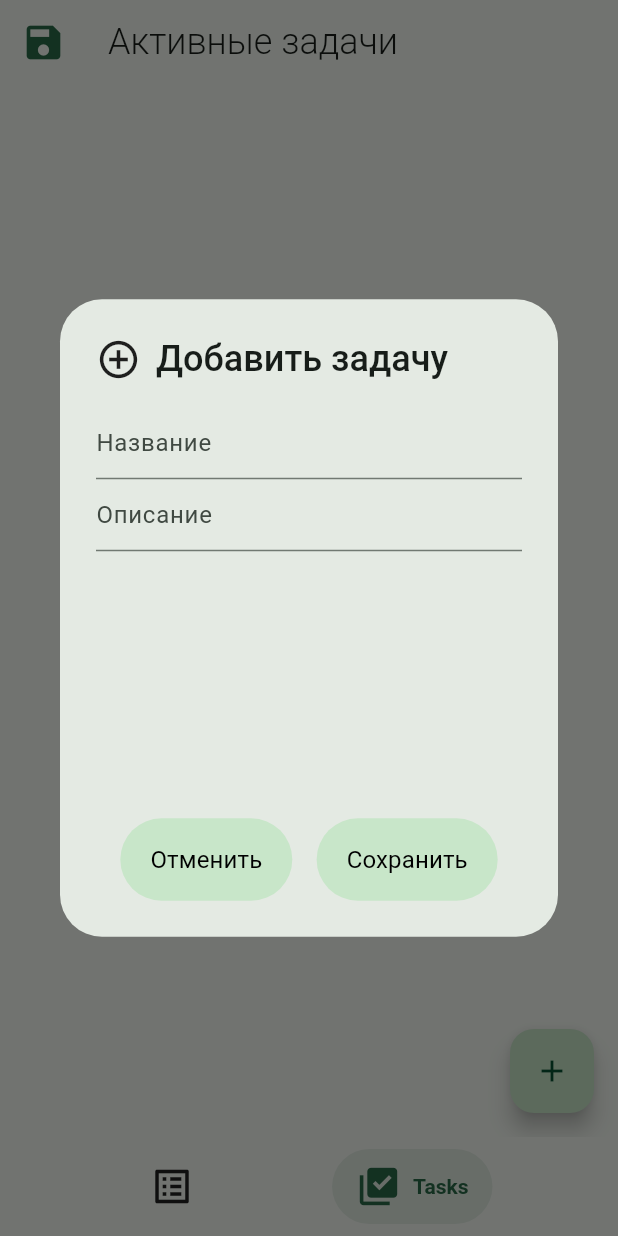
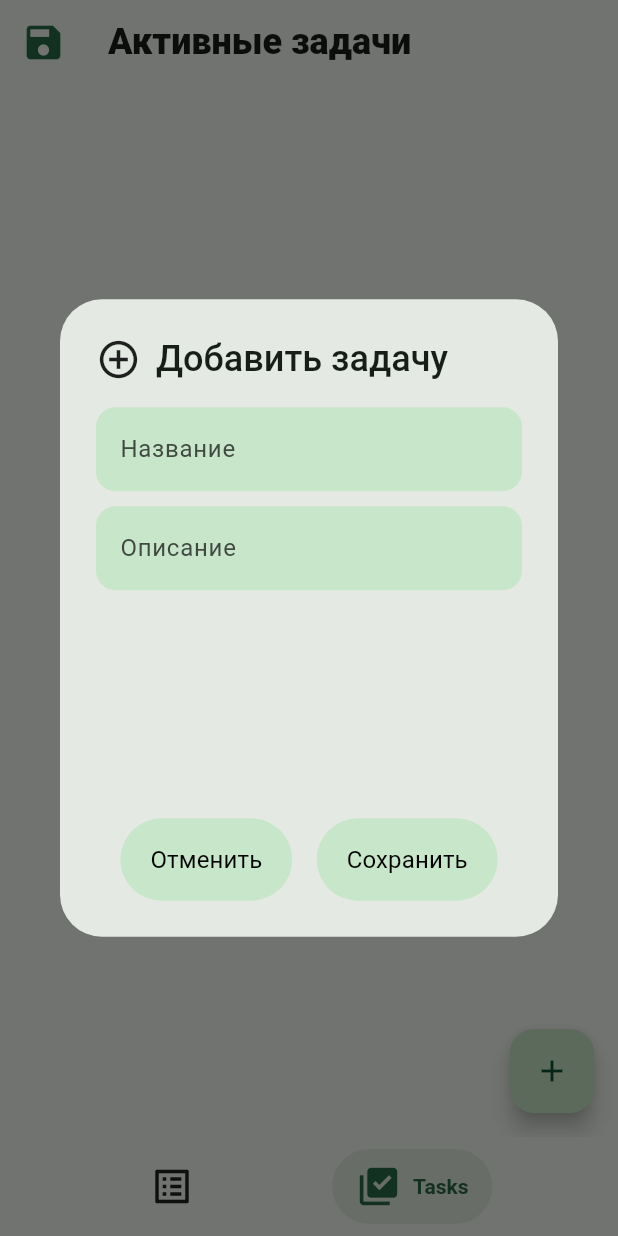
Before and after one commit to magnusvwWHO/Accounting-Assistant, a Flutter app: the screen it shows after launch, item 2 of the bottom bar chosen, after a tap on the "add" icon, on a phone screen of 412 x 824 dp. Run offline on Flutter 3.47's test engine with Material 2 defaults, Android fonts, the phone set to English and light mode, and no system bars; drawn by our look-alikes of salomon_bottom_bar; our stand-ins replace firebase_core, firebase_storage, go_router; accounts and stored records are empty; network calls fail; statements that could not run were skipped.

Commit message:
Изменение страниц list и task

```diff
--- a/lib/pages/list_page/list_page.dart
+++ b/lib/pages/list_page/list_page.dart
@@ -13,8 +13,23 @@ class ListPage extends StatelessWidget {
 
     return Scaffold(
       appBar: AppBar(
-        title: const Text("Выполненные задачи"),
-        backgroundColor: Colors.blue[300],
+        title: const Text(
+          'Выполненные задачи',
+          style: TextStyle(
+            fontWeight: FontWeight.w800,
+            fontSize: 24.0,
+          ),
+        ),
+        leading: Padding(
+          padding: const EdgeInsets.only(left: 2.0),
+          child: TextButton(
+            onPressed: () {},
+            child: const Icon(
+              Icons.update_rounded,
+              size: 30.0,
+            ),
+          ),
+        ),
       ),
       body: ListView.builder(
         padding: const EdgeInsets.all(4.0),
--- a/lib/pages/task_page/task_page.dart
+++ b/lib/pages/task_page/task_page.dart
@@ -16,7 +16,7 @@ class TaskPage extends StatelessWidget {
         title: const Text(
           'Активные задачи',
           style: TextStyle(
-            fontWeight: FontWeight.w300,
+            fontWeight: FontWeight.w800,
             fontSize: 24.0,
           ),
         ),
@@ -231,6 +231,8 @@ class TaskPage extends StatelessWidget {
   }
 
   Future<dynamic> showInputAlert(BuildContext context) {
+    final provider = context.read<TaskPageProvider>();
+
     return showDialog(
       context: context,
       barrierDismissible: false,
@@ -252,18 +254,39 @@ class TaskPage extends StatelessWidget {
           width: 500,
           height: 250,
           child: Form(
-            key: context.read<TaskPageProvider>().taskSaveFormKey,
+            key: provider.taskSaveFormKey,
             child: Column(
               children: [
                 TextFormField(
-                  decoration: const InputDecoration(hintText: 'Название'),
-                  onSaved: context.read<TaskPageProvider>().saveName,
+                  decoration: InputDecoration(
+                    hintText: 'Название',
+                    border: OutlineInputBorder(
+                      borderSide:
+                          const BorderSide(width: 0.0, style: BorderStyle.none),
+                      borderRadius: BorderRadius.circular(13),
+                    ),
+                    fillColor: Theme.of(context).cardColor,
+                    filled: true,
+                  ),
+                  onSaved: provider.saveName,
+                  validator: (value) => provider.validateName(value),
+                  // TODO: Implement validator
                 ),
+                const SizedBox(height: 10.0),
                 TextFormField(
                   minLines: 1,
                   maxLines: 6,
-                  decoration: const InputDecoration(hintText: 'Описание'),
-                  onSaved: context.read<TaskPageProvider>().saveDescription,
+                  decoration: InputDecoration(
+                    hintText: 'Описание',
+                    border: OutlineInputBorder(
+                      borderSide:
+                          const BorderSide(width: 0.0, style: BorderStyle.none),
+                      borderRadius: BorderRadius.circular(13),
+                    ),
+                    fillColor: Theme.of(context).cardColor,
+                    filled: true,
+                  ),
+                  onSaved: provider.saveDescription,
                 ),
               ],
             ),
@@ -295,8 +318,9 @@ class TaskPage extends StatelessWidget {
                   backgroundColor: Theme.of(context).cardColor,
                 ),
                 onPressed: () {
-                  context.read<TaskPageProvider>().addNewTask();
-                  GoRouter.of(context).pop();
+                  if (provider.addNewTask()) {
+                    GoRouter.of(context).pop();
+                  }
                 },
                 child: const Padding(
                   padding: EdgeInsets.all(8.0),
```
Also changed, not shown: lib/pages/list_page/components/day_list_tile.dart (+140 -20 lines), lib/pages/task_page/task_page_provider.dart (+12 -3 lines).
